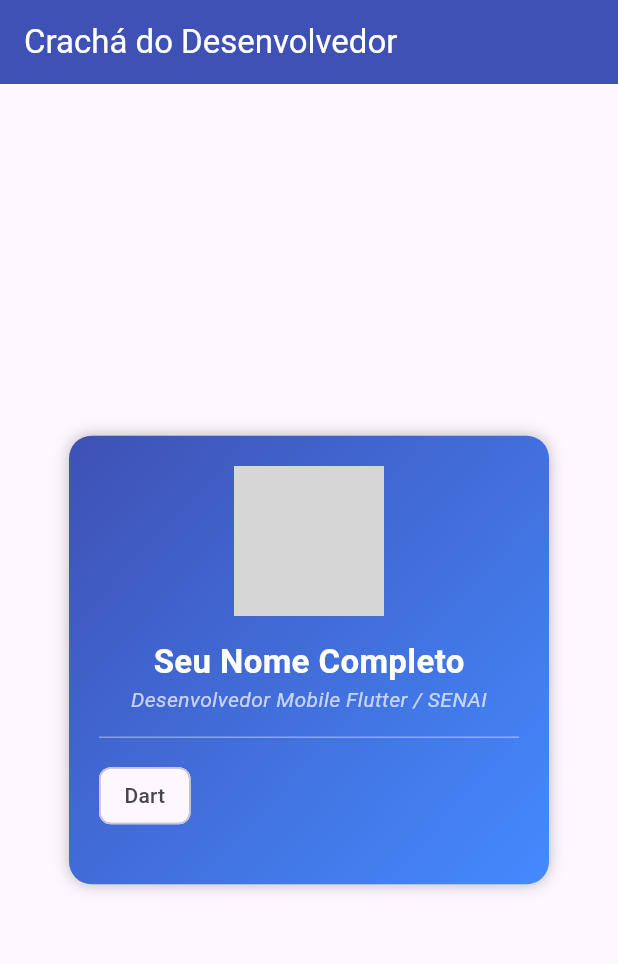
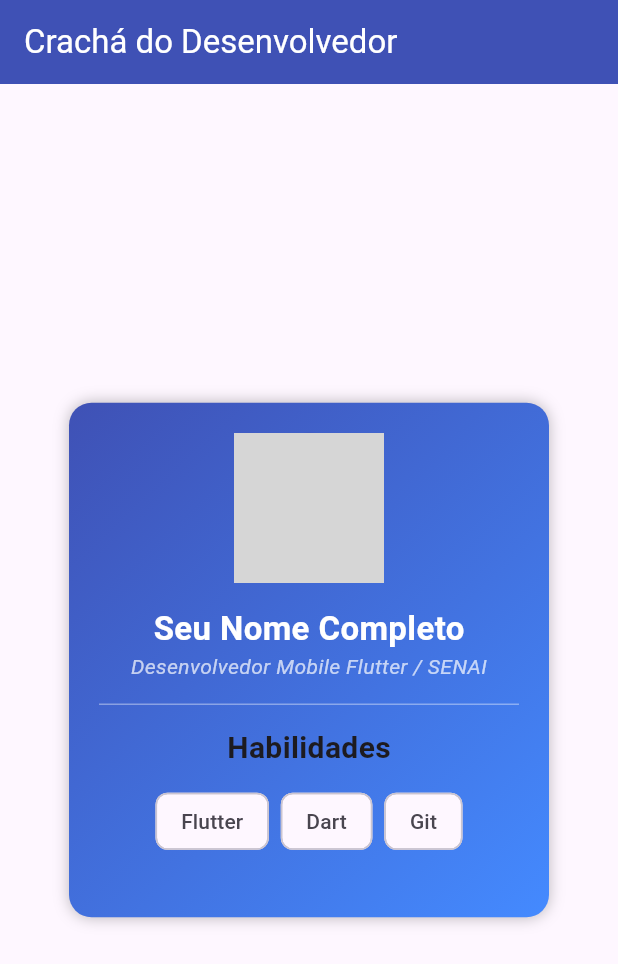
Before and after one commit to BinAlmeida/prova_cracha_app, a Flutter app: the screen it shows after launch, on a phone screen of 412 x 824 dp. Shown: the top 964 px of the screen. Run offline on Flutter 3.47's test engine with Material 3 defaults, Android fonts, the phone set to English and light mode, and no system bars; network calls fail; grey boxes are pictures that could not be loaded.

Commit message:
Fazendo desafio 03 - Chips Skills

```diff
--- a/lib/main.dart
+++ b/lib/main.dart
@@ -81,18 +81,25 @@ class MeuCrachaApp extends StatelessWidget {
                 // DESAFIO 3 (3 PONTOS) - ALINHAMENTO DE SKILLS (ROW)
                 // Alinhe ao centro e crie os 3 Chips: 'Dart', 'Flutter', 'Git'.
                 // ==========================================================
-                const Row(
-                  // TODO: Adicionar mainAxisAlignment: MainAxisAlignment.center
-                  children: [
+                const Text(
+                  'Habilidades',
+                  style: TextStyle(fontSize: 20, fontWeight: FontWeight.bold),
+                ),
+
+                const SizedBox(height: 10),
+
+                Row(
+                  mainAxisAlignment: MainAxisAlignment.center,
+                  children: const [
+                    Chip(label: Text('Flutter')),
+                    SizedBox(width: 8),
                     Chip(label: Text('Dart')),
-                    SizedBox(width: 5),
-                    // TODO: Adicionar o Chip 'Flutter',
-                    SizedBox(width: 5),
-                    // TODO: Adicionar o Chip 'Git',
+                    SizedBox(width: 8),
+                    Chip(label: Text('Git')),
                   ],
                 ),
 
-                const SizedBox(height: 15),
+                const SizedBox(height: 20),
 
                 // ==========================================================
                 // DESAFIO 4 (3 PONTOS) - COMPILAÇÃO E ESTRUTURA
```
